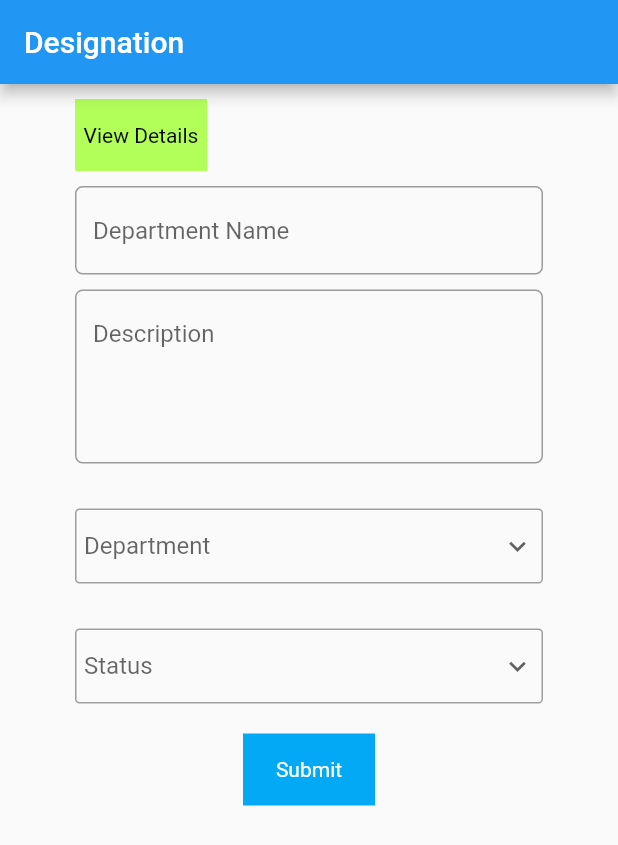
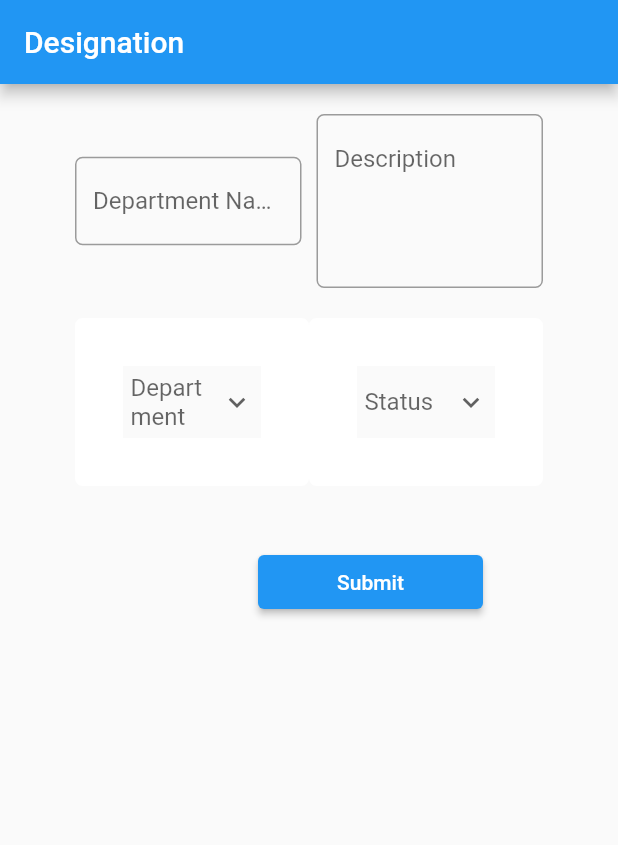
Before and after one commit to anvi-comp/skipper_internship, a Flutter app: the screen it shows after launch, on a phone screen of 412 x 824 dp. Shown: the top 845 px of the screen. Run offline on Flutter 3.47's test engine with Material 2 defaults, Android fonts, the light colour scheme and no system bars.

Commit message:
Add files via upload

```diff
--- a/lib/main.dart
+++ b/lib/main.dart
@@ -43,20 +43,17 @@ class _MyHomePageState extends State<MyHomePage> {
             child: Container(
                 padding: EdgeInsets.only(top: 10.0, bottom: 5.0, left: 50.0, right: 50.0),
                 child: Column(children: [
-                Row(mainAxisAlignment: MainAxisAlignment.spaceBetween, children: [
-                  Container(
-                    color: Colors.lightGreenAccent,
-                    child: RawMaterialButton(
-                      child: Text('View Details', style: TextStyle(color: Colors.black)),
-                      onPressed: () {
-                        //Do Something
-                      },
-                    ),
-                  )
-                ]),
-                //Text('TextFormField'),
+                  Column(
+                      children: <Widget>[
                         SizedBox(height: 10.0),
-                TextFormField(
+                        Row(
+                          mainAxisAlignment: MainAxisAlignment.spaceAround,
+
+                          children: <Widget>[
+                            Expanded(
+                              // optional flex property if flex is 1 because the default flex is 1
+                              flex: 1,
+                              child: TextFormField(
                                 keyboardType: TextInputType.text,
                                 decoration: InputDecoration(
                                     hintText: 'Department Name',
@@ -73,10 +70,14 @@ class _MyHomePageState extends State<MyHomePage> {
                                   //Do something with this value
                                 },
                               ),
+                            ),
+                            SizedBox(width: 10.0),
+                            Expanded(
+                              // optional flex property if flex is 1 because the default flex is 1
+                              flex: 1,
 
-                //Text('TextFormField'),
-                SizedBox(height: 10.0),
-                TextFormField(
+                              child: TextFormField(
+
                                 keyboardType: TextInputType.text,
                                 maxLines: 4,
                                 decoration: InputDecoration(
@@ -95,18 +96,25 @@ class _MyHomePageState extends State<MyHomePage> {
                                   //Do something with this value
                                 },
                               ),
-                SizedBox(height: 10.0),
+
+
+                            ),
+                          ],
+                        ),
 
                         SizedBox(height: 10.0),
-                //Text('DropDown Button'),
                         SizedBox(height: 10.0),
-
-
-                  Container(
-                  padding: EdgeInsets.only(left: 5.0, right: 5.0),
+                        Row(
+                          mainAxisAlignment: MainAxisAlignment.spaceBetween,
+                          children: <Widget>[
+                            Expanded(
+// optional flex property if flex is 1 because the default flex is 1
+                              flex: 1,
+                              child: Container(
+                                padding: EdgeInsets.symmetric(horizontal: 5.0),
                                 decoration: BoxDecoration(
-                      border: Border.all(color: Colors.grey),
-                      borderRadius: BorderRadius.circular(3.0)
+                                    border: Border.all(color: Colors.white ,width: 32.0),
+                                    borderRadius: BorderRadius.circular(5.0)
                                 ),
                                 child: DropdownButton<String>(
 //value: dropdownValue,
@@ -128,18 +136,15 @@ class _MyHomePageState extends State<MyHomePage> {
                                   },
                                 ),
                               ),
-                SizedBox(height: 10.0),
-
-                SizedBox(height: 10.0),
-                //Text('DropDown Button'),
-                SizedBox(height: 10.0),
-
-
-                Container(
-                  padding: EdgeInsets.only(left: 5.0, right: 5.0),
+                            ),
+                            Expanded(
+                              // optional flex property if flex is 1 because the default flex is 1
+                              flex: 1,
+                              child: Container(
+                                padding: EdgeInsets.symmetric(horizontal: 5.0),
                                 decoration: BoxDecoration(
-                      border: Border.all(color: Colors.grey),
-                      borderRadius: BorderRadius.circular(3.0)
+                                    border: Border.all(color: Colors.white ,width: 32.0),
+                                    borderRadius: BorderRadius.circular(5.0)
                                 ),
                                 child: DropdownButton<String>(
                                   //value: dropdownValue2,
@@ -161,28 +166,42 @@ class _MyHomePageState extends State<MyHomePage> {
                                   },
                                 ),
                               ),
-
-
-
-
+                            ),
                             SizedBox(height: 10.0),
                             //Text('Buttons'),
                             SizedBox(height: 10.0),
                             //Row(mainAxisAlignment: MainAxisAlignment.spaceBetween, children: [
 
+                            // Container(
+                            //   color: Colors.lightBlue,
+                            //   child: RawMaterialButton(
+                            //     child: Text('Submit', style: TextStyle(color: Colors.white)),
+                            //     onPressed: () {
+                            //       //Do Something
+                            //     },
+                            //   ),
+                            // ),
+                          ],
+
+                        ),
                         Container(
-                    color: Colors.lightBlue,
-                    child: RawMaterialButton(
-                      child: Text('Submit', style: TextStyle(color: Colors.white)),
-                      onPressed: () {
-                        //Do Something
-                      },
+                            margin: const EdgeInsets.all(40),
+                            child: Align(
+                                alignment: Alignment.centerRight,
+                                child: ElevatedButton(
+                                    style: ElevatedButton.styleFrom(
+                                      alignment: Alignment.centerRight,
+                                      fixedSize: const Size(150, 20),
                                     ),
-                  )
-                //])
+                                    onPressed: () {},
+                                    child: const Align(
+                                      child: Text('Submit'),
+                                    )))),
+                      ]
+
+                  ),
                 ])
-          ),
-        )
+            ))
     );
   }
 }
--- a/pubspec.yaml
+++ b/pubspec.yaml
@@ -1,4 +1,4 @@
-name: forms
+name: retry_forms
 description: A new Flutter project.
 
 # The following line prevents the package from being accidentally published to
```
Also changed, not shown: 28 other files. Lines whose indentation alone changed are shown as unchanged.
